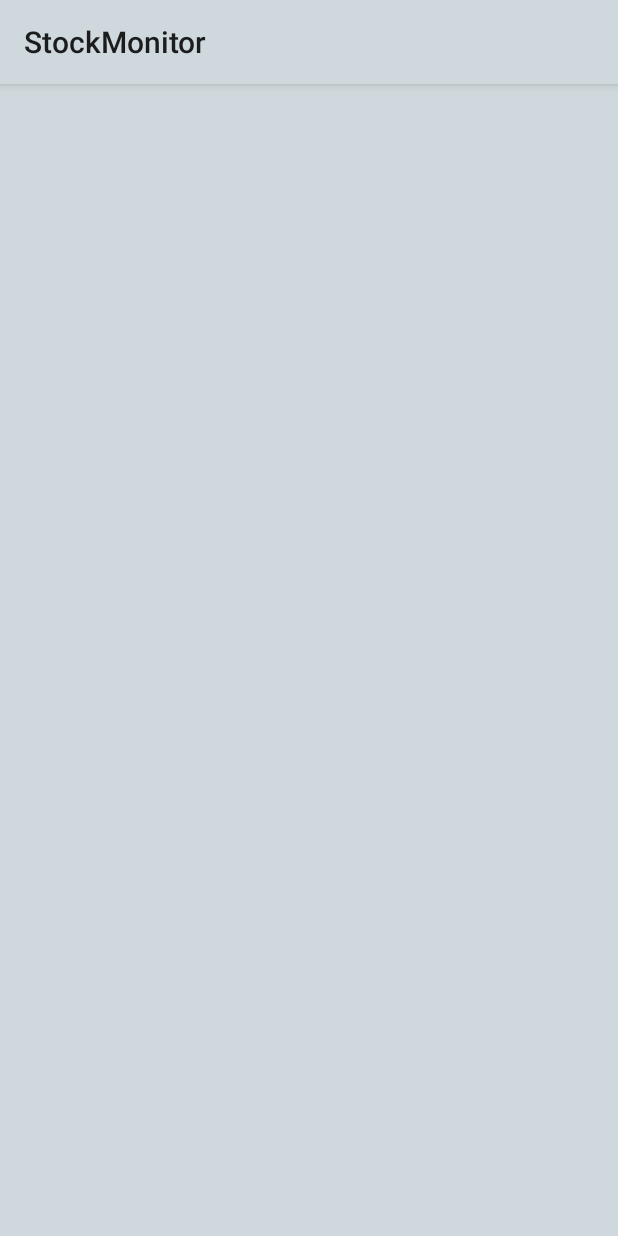
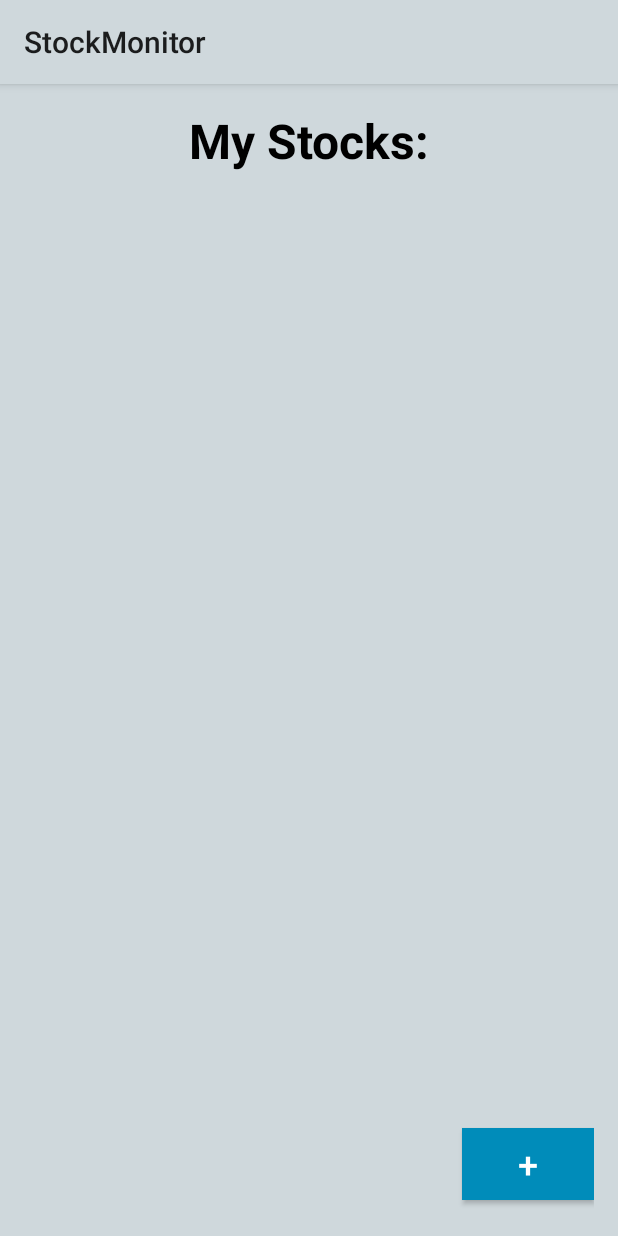
Before and after one commit to AHS-AU/SMAP_StockMonitor, an Android app: the layout activity_overview.xml on its own in the app's theme, with its tools: preview values and no code run, on a phone screen of 412 x 824 dp. Run offline under Robolectric (Android 15) with nearby library versions, the phone set to English and light mode, and no system bars.

Commit message:
- Added btnAddStock in OverviewActivity that does nothing yet - Added comments throughout the project - Simplified & Added layout in OverviewActivity and list_of_item.xml

```diff
--- a/app/src/main/java/com/example/admin/stockmonitor/Classes/Sector.java
+++ b/app/src/main/java/com/example/admin/stockmonitor/Classes/Sector.java
@@ -1,5 +1,8 @@
 package com.example.admin.stockmonitor.Classes;
 
+/**
+ * Sector that uses Enumerator with id & value to differentiate
+ */
 public enum Sector {
     TECHNOLOGY(0,"Technology"),
     HEALTHCARE(1,"Healthcare"),
--- a/app/src/main/java/com/example/admin/stockmonitor/Classes/Stock.java
+++ b/app/src/main/java/com/example/admin/stockmonitor/Classes/Stock.java
@@ -2,6 +2,9 @@ package com.example.admin.stockmonitor.Classes;
 
 import java.io.Serializable;
 
+/**
+ * Create a Stock object
+ */
 public class Stock implements Serializable {
     // Attributes
     private String StockName;
--- a/app/src/main/res/layout/activity_overview.xml
+++ b/app/src/main/res/layout/activity_overview.xml
@@ -10,11 +10,42 @@
     android:orientation="vertical">
 
 
+    <TextView
+        android:id="@+id/txtMyStocks"
+        android:layout_width="wrap_content"
+        android:layout_height="wrap_content"
+        android:layout_marginEnd="8dp"
+        android:layout_marginStart="8dp"
+        android:text="@string/myStock"
+        android:textStyle="bold"
+        android:textSize="@dimen/txtHeaderSize"
+        app:layout_constraintEnd_toEndOf="parent"
+        app:layout_constraintStart_toStartOf="parent"
+        app:layout_constraintTop_toTopOf="parent" />
+
+    <Button
+        android:id="@+id/btnAddStock"
+        android:layout_width="wrap_content"
+        android:layout_height="wrap_content"
+        android:layout_marginBottom="8dp"
+        android:background="@drawable/button_background_selector"
+        android:text="@string/btnAddStock"
+        android:textSize="@dimen/btnNormalTextSize"
+        android:textColor="@drawable/button_text_selector"
+        app:layout_constraintBottom_toBottomOf="parent"
+        app:layout_constraintEnd_toEndOf="parent"
+        app:layout_constraintHorizontal_bias="1.0"
+        app:layout_constraintStart_toStartOf="parent" />
+
     <ListView
         android:id="@+id/lvStocks"
         android:layout_width="match_parent"
-        android:layout_height="match_parent"
-        android:scrollbars="vertical" >
+        android:layout_height="0dp"
+        android:scrollbars="vertical"
+        app:layout_constraintBottom_toTopOf="@+id/btnAddStock"
+        app:layout_constraintEnd_toEndOf="parent"
+        app:layout_constraintStart_toStartOf="parent"
+        app:layout_constraintTop_toBottomOf="@+id/txtMyStocks">
 
     </ListView>
 </android.support.constraint.ConstraintLayout>
--- a/app/src/main/res/values/dimens.xml
+++ b/app/src/main/res/values/dimens.xml
@@ -9,6 +9,9 @@
     <dimen name="txtMediumWidth">150dp</dimen>
     <dimen name="txtMediumHeight">50dp</dimen>
 
+    <!-- Listview Size -->
+    <dimen name="lvNormalSize">16sp</dimen>
+
     <!-- Button Normal -->
     <dimen name="btnNormalWidth">150dp</dimen>
     <dimen name="btnNormalHeight">50dp</dimen>
--- a/app/src/main/res/values/strings.xml
+++ b/app/src/main/res/values/strings.xml
@@ -1,6 +1,6 @@
 <resources>
     <string name="app_name">StockMonitor</string>
-    <string name="myStock">My Stock:</string>
+    <string name="myStock">My Stocks:</string>
     <string name="stockName">Stock Name</string>
     <string name="purchase">Purchased at:\u0020</string>
     <string name="btnOverview1">Details</string>
@@ -17,6 +17,7 @@
     <string name="btnSave">Save</string>
     <string name="DetailsActionbar">Stock Details</string>
     <string name="EditActionbar">Edit your stocks</string>
+    <string name="btnAddStock" translatable="false">+</string>
 
 
 </resources>
```
Also changed, not shown: app/src/main/java/com/example/admin/stockmonitor/Classes/StockAdapter.java (+24 -6 lines), app/src/main/java/com/example/admin/stockmonitor/OverviewActivity.java (+29 -4 lines), app/src/main/res/layout/list_of_stocks.xml (+3 -7 lines), 1 other file.
